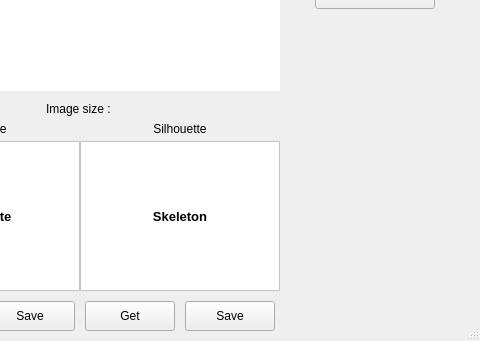
BreadKey/cloggy_dataset_maker, file maker_ui.ui: the form before one commit; both pictures show x 420 to 900 and y 259 to 600 of the 900 by 600 pixel window.
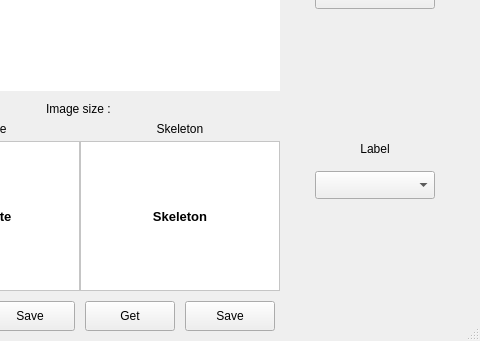
The form after the commit.

Commit message: Can add label to image

Diff of the .ui file:
```diff
--- a/maker_ui.ui
+++ b/maker_ui.ui
@@ -416,7 +416,7 @@
     </rect>
    </property>
    <property name="text">
-    <string>Silhouette</string>
+    <string>Skeleton</string>
    </property>
    <property name="alignment">
     <set>Qt::AlignCenter</set>
@@ -487,6 +487,32 @@
     <string>How to use it</string>
    </property>
   </widget>
+  <widget class="QComboBox" name="labelComboBox">
+   <property name="geometry">
+    <rect>
+     <x>735</x>
+     <y>430</y>
+     <width>120</width>
+     <height>28</height>
+    </rect>
+   </property>
+  </widget>
+  <widget class="QLabel" name="labelLabel">
+   <property name="geometry">
+    <rect>
+     <x>765</x>
+     <y>400</y>
+     <width>60</width>
+     <height>15</height>
+    </rect>
+   </property>
+   <property name="text">
+    <string>Label</string>
+   </property>
+   <property name="alignment">
+    <set>Qt::AlignCenter</set>
+   </property>
+  </widget>
  </widget>
  <resources/>
  <connections/>
```
The commit also changes 60 other files.
